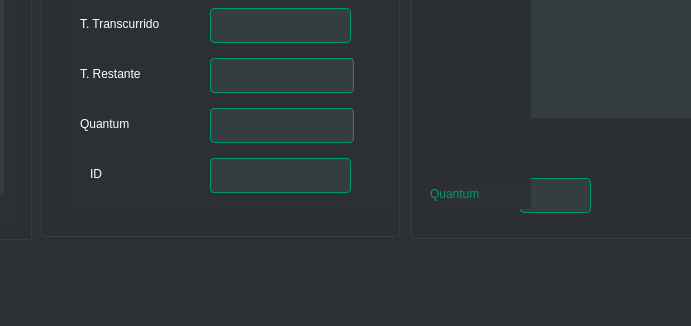
Above: view/mainwindow.ui from IvanBM18/Batch-Processing before the change; both pictures show x 250 to 941 and y 462 to 788 of the 1177 by 788 pixel window. Below: the same form after it.
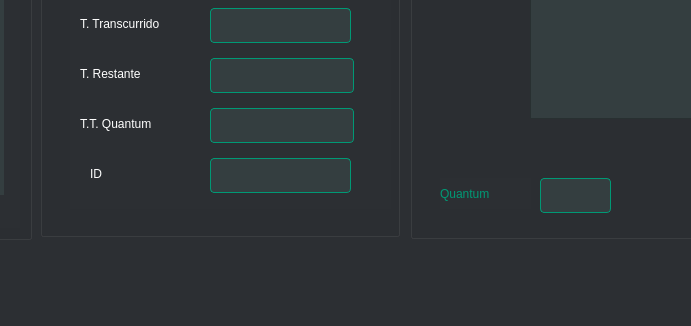
That is the form after the change.

Commit message: Correciones interfaz

Diff of the .ui file:
```diff
--- a/view/mainwindow.ui
+++ b/view/mainwindow.ui
@@ -550,7 +550,7 @@
        <rect>
         <x>10</x>
         <y>260</y>
-        <width>71</width>
+        <width>101</width>
         <height>31</height>
        </rect>
       </property>
@@ -560,7 +560,7 @@
 </string>
       </property>
       <property name="text">
-       <string>Quantum</string>
+       <string>T.T. Quantum</string>
       </property>
      </widget>
     </widget>
@@ -904,7 +904,7 @@
     <widget class="QLineEdit" name="textBox_quantumGlobal">
      <property name="geometry">
       <rect>
-       <x>110</x>
+       <x>130</x>
        <y>630</y>
        <width>71</width>
        <height>35</height>
@@ -935,9 +935,9 @@
     <widget class="QLabel" name="label_titulo_Cont_2">
      <property name="geometry">
       <rect>
-       <x>20</x>
+       <x>30</x>
        <y>630</y>
-       <width>101</width>
+       <width>91</width>
        <height>31</height>
       </rect>
      </property>
```
Left out of the diff: 2 changed lines with no effect on the pictures. The commit also changes 1 other file.
